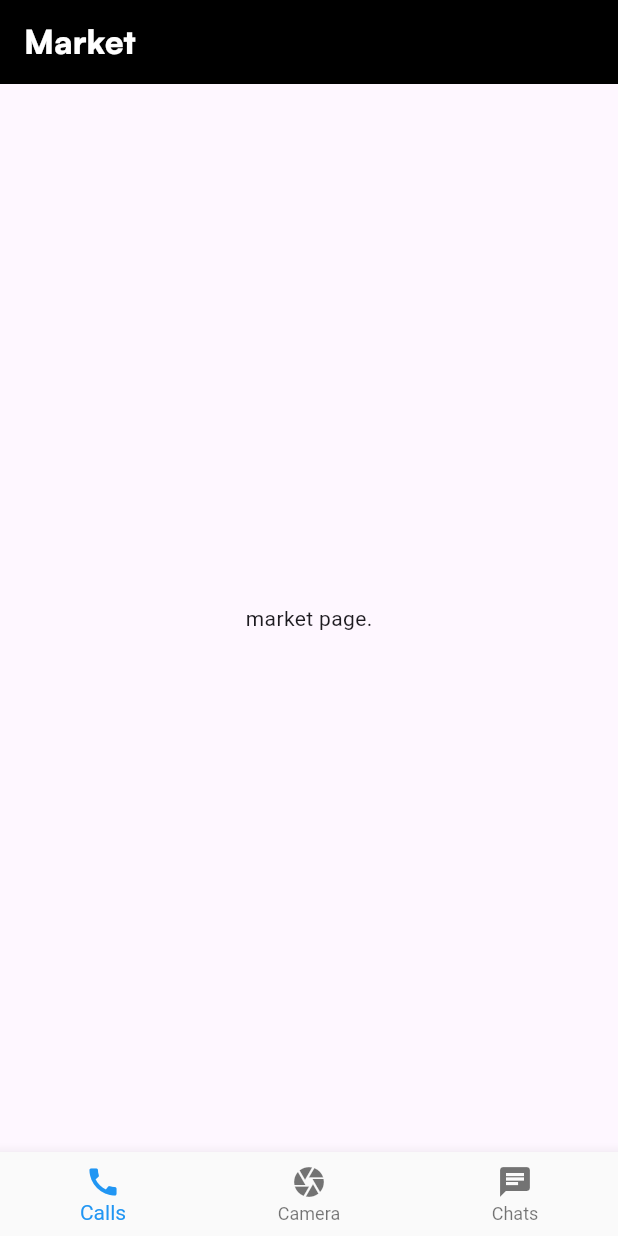
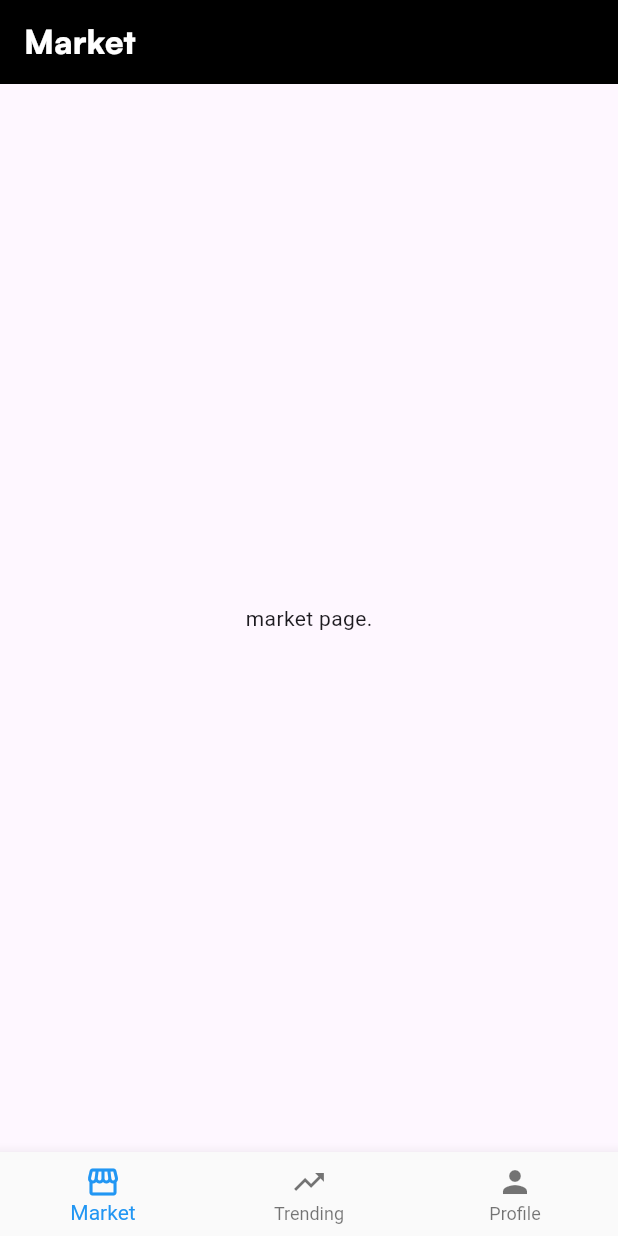
Before and after one commit to JAYSH89/coin-flutter, a Flutter app: the screen it shows after launch, on a phone screen of 412 x 824 dp. Run offline on Flutter 3.47's test engine with Material 3 defaults, Android fonts, the phone set to English and light mode, and no system bars; our stand-ins replace equatable, flutter_bloc, get_it, go_router.

Commit message:
dyanmically retrieve bottom navigation routes

```diff
--- a/lib/presentation/pages/home/go_router.dart
+++ b/lib/presentation/pages/home/go_router.dart
@@ -1,28 +1,26 @@
 import 'package:coin_flutter/presentation/pages/home/home_page.dart';
+import 'package:coin_flutter/presentation/pages/home/route.dart';
 import 'package:coin_flutter/presentation/pages/market/market_page.dart';
 import 'package:coin_flutter/presentation/pages/profile/profile_page.dart';
 import 'package:coin_flutter/presentation/pages/trending/trending_page.dart';
 import 'package:go_router/go_router.dart';
 
 final GoRouter router = GoRouter(
-  initialLocation: '/market',
+  initialLocation: Market().path,
   routes: [
     ShellRoute(
-      builder: (context, state, child) => HomePage(
-        routerState: state,
-        child: child,
-      ),
+      builder: (_, state, child) => HomePage(routerState: state, child: child),
       routes: <RouteBase>[
         GoRoute(
-          path: '/market',
+          path: Market().path,
           builder: (_, __) => const MarketPage(),
         ),
         GoRoute(
-          path: '/trending',
+          path: Trending().path,
           builder: (_, __) => const TrendingPage(),
         ),
         GoRoute(
-          path: '/profile',
+          path: Profile().path,
           builder: (_, __) => const ProfilePage(),
         ),
       ],
--- a/lib/presentation/pages/home/home_page.dart
+++ b/lib/presentation/pages/home/home_page.dart
@@ -20,7 +20,7 @@ class HomePage extends StatefulWidget {
 
 class _HomePageState extends State<HomePage> {
   int _currentIndex = 0;
-  final List<Destination> routes = [Market(), Trending(), Profile()];
+  final routes = [Market(), Trending(), Profile()];
 
   @override
   Widget build(BuildContext context) => Scaffold(
@@ -29,6 +29,7 @@ class _HomePageState extends State<HomePage> {
         bottomNavigationBar: CoinBottomNavigationBar(
           currentIndex: _currentIndex,
           onItemTapped: _onItemTapped,
+          routes: routes,
         ),
       );
 
@@ -38,13 +39,10 @@ class _HomePageState extends State<HomePage> {
     setState(() {
       _currentIndex = index;
     });
-
     context.go(routes[index].path);
   }
 
   String _getTitle() => routes
-      .firstWhere(
-        (element) => element.path == widget.routerState.matchedLocation,
-      )
+      .firstWhere((e) => e.path == widget.routerState.matchedLocation)
       .title;
 }
--- a/lib/presentation/pages/home/route.dart
+++ b/lib/presentation/pages/home/route.dart
@@ -1,18 +1,26 @@
+import 'package:flutter/material.dart';
+
 sealed class Destination {
   final String path;
   final String title;
+  final IconData icon;
 
-  Destination({required this.title, required this.path});
+  Destination({required this.title, required this.path, required this.icon});
 }
 
 class Market extends Destination {
-  Market() : super(title: 'Market', path: '/market');
+  Market() : super(title: 'Market', path: '/market', icon: Icons.storefront);
 }
 
 class Trending extends Destination {
-  Trending() : super(title: 'Trending', path: '/trending');
+  Trending()
+      : super(
+          title: 'Trending',
+          path: '/trending',
+          icon: Icons.trending_up,
+        );
 }
 
 class Profile extends Destination {
-  Profile() : super(title: 'Profile', path: '/profile');
+  Profile() : super(title: 'Profile', path: '/profile', icon: Icons.person);
 }
--- a/lib/presentation/widgets/coin_bottom_navigation_bar.dart
+++ b/lib/presentation/widgets/coin_bottom_navigation_bar.dart
@@ -1,3 +1,4 @@
+import 'package:coin_flutter/presentation/pages/home/route.dart';
 import 'package:flutter/material.dart';
 
 class CoinBottomNavigationBar extends StatelessWidget {
@@ -5,23 +6,28 @@ class CoinBottomNavigationBar extends StatelessWidget {
     super.key,
     required this.currentIndex,
     required this.onItemTapped,
+    required this.routes,
   });
 
   final int currentIndex;
   final Function(int) onItemTapped;
+  final List<Destination> routes;
 
   @override
   Widget build(BuildContext context) => Theme(
         data: ThemeData(useMaterial3: false),
         child: BottomNavigationBar(
-          items: const <BottomNavigationBarItem>[
-            BottomNavigationBarItem(icon: Icon(Icons.call), label: 'Calls'),
-            BottomNavigationBarItem(icon: Icon(Icons.camera), label: 'Camera'),
-            BottomNavigationBarItem(icon: Icon(Icons.chat), label: 'Chats'),
-          ],
+          items: _items(),
           onTap: onItemTapped,
           type: BottomNavigationBarType.fixed,
           currentIndex: currentIndex,
         ),
       );
+
+  List<BottomNavigationBarItem> _items() => routes
+      .map((e) => BottomNavigationBarItem(
+            icon: Icon(e.icon),
+            label: e.title,
+          ))
+      .toList();
 }
```
